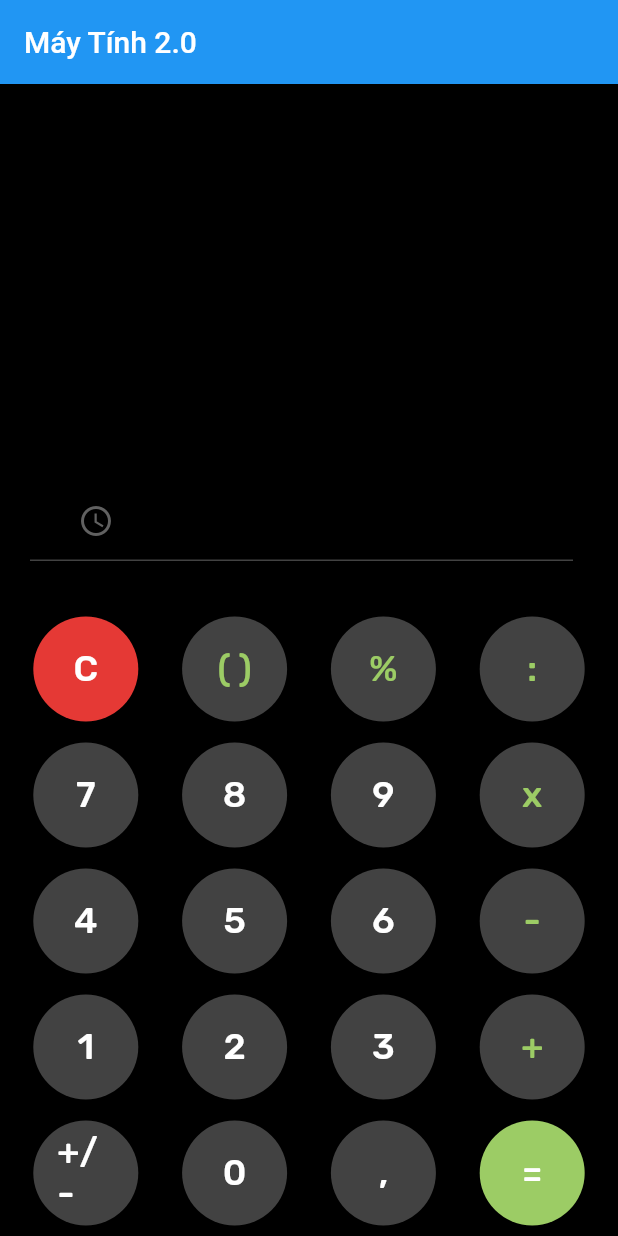
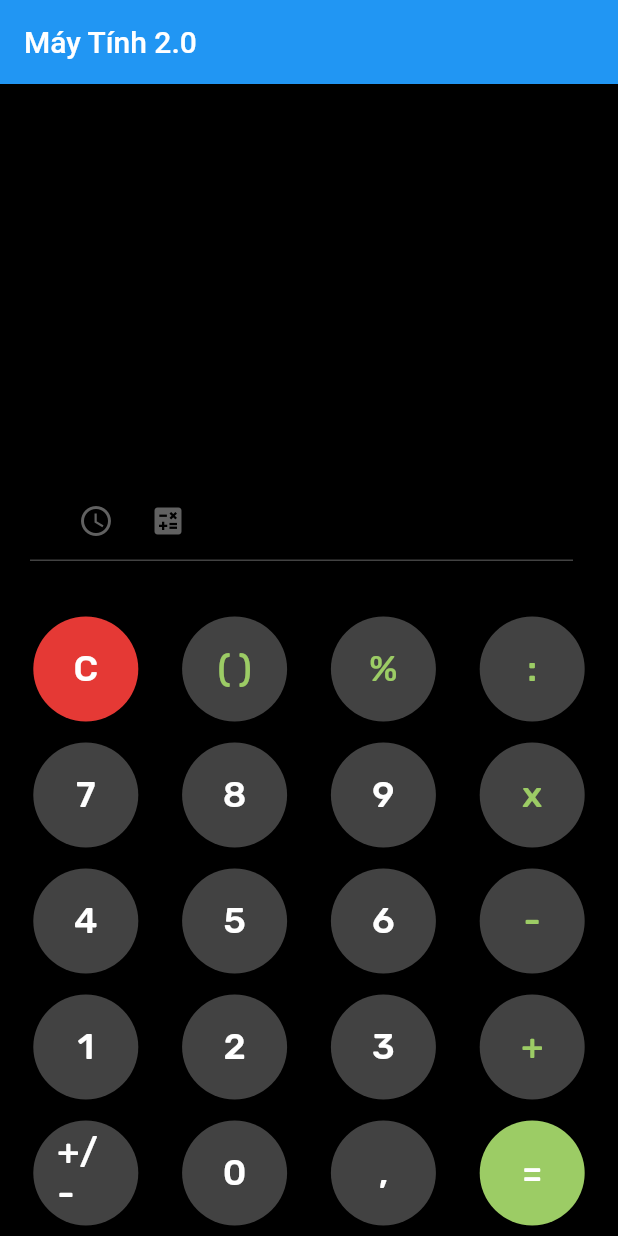
Before and after one commit to HauHuyh/AppCaculator, a Flutter app: the screen it shows after launch, on a phone screen of 412 x 824 dp. Run offline on Flutter 3.47's test engine with Material 2 defaults, Android fonts, the phone set to English and light mode, and no system bars; our stand-ins replace google_fonts.

Commit message:
tao icon calculate

```diff
--- a/app2/lib/main.dart
+++ b/app2/lib/main.dart
@@ -162,7 +162,7 @@ class _MyHomePageState extends State<MyHomePage> {
               child: Padding(
                   padding: const EdgeInsets.symmetric(
                       horizontal: 20.0, vertical: 2.0),
-                  child: Column(
+                  child: Row(
                     children: [
                       Container(
                         alignment: Alignment.centerLeft,
@@ -177,6 +177,13 @@ class _MyHomePageState extends State<MyHomePage> {
                             icon: Icon(clickbtnTime
                                 ? Icons.access_time
                                 : Icons.calculate),
+                            color: Colors.grey.shade700),
+                      ),
+                      Container(
+                        alignment: Alignment.centerLeft,
+                        child: IconButton(
+                            onPressed: () {},
+                            icon: Icon(Icons.calculate),
                             color: Colors.grey.shade700),
                       )
                     ],
```
